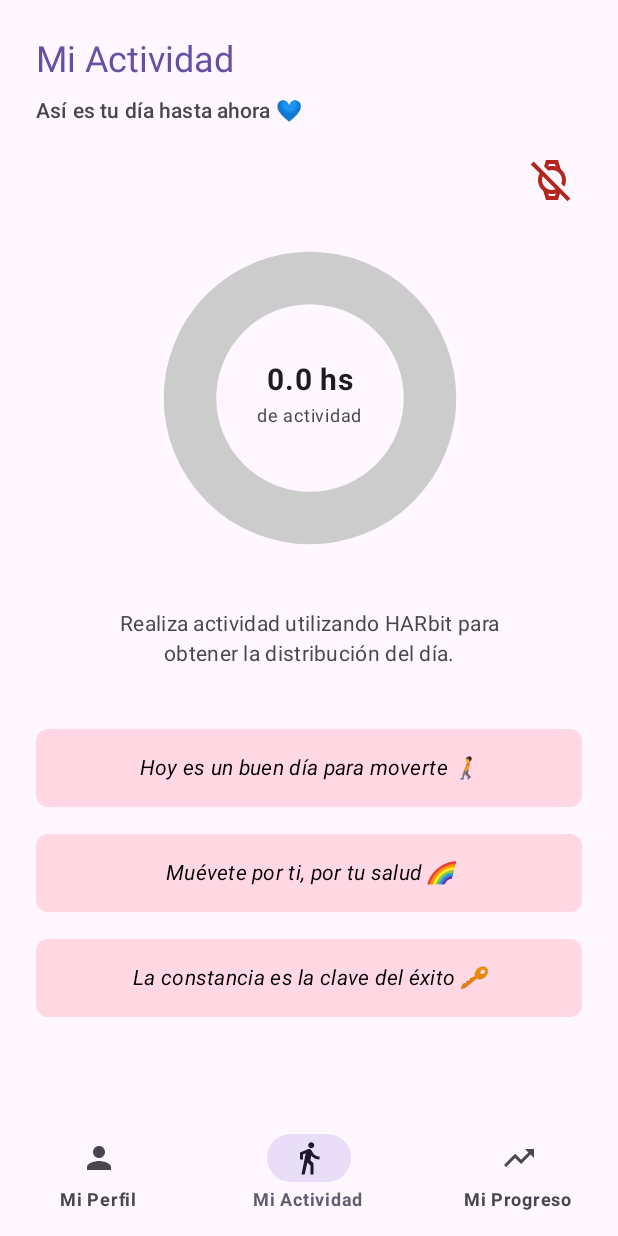
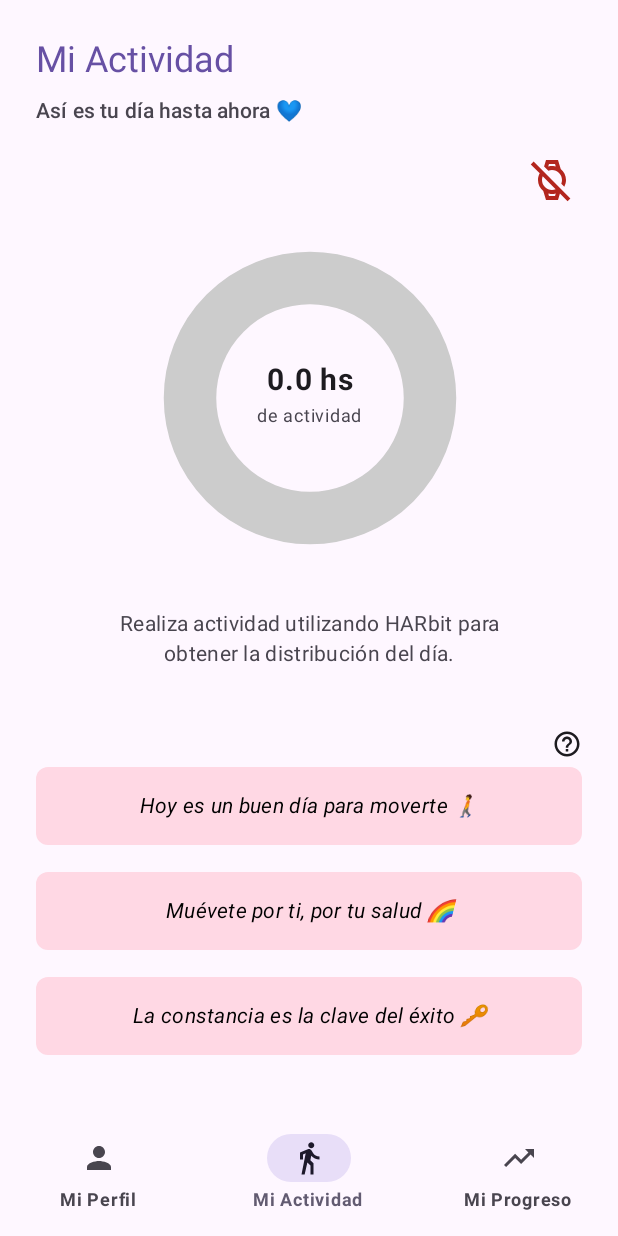
Before and after one commit to HARbit-Org/HARbit, an Android app built with Jetpack Compose: the DashboardScreen screen opened through its navigation route, on a phone screen of 412 x 824 dp. Run offline under Robolectric (Android 15) with nearby library versions, the phone set to English and light mode, and no system bars; our stand-ins replace Dagger/Hilt's generated code, Room's generated code, accompanist; libraries missing offline, so code that uses them is left out: com.jakewharton.retrofit2; 2 statements that could not run were skipped.

Commit message:
informative pop up

```diff
--- a/mobile/src/main/java/com/example/harbit/ui/components/InfoPopup.kt
+++ b/mobile/src/main/java/com/example/harbit/ui/components/InfoPopup.kt
@@ -48,7 +48,7 @@ fun InfoPopup(
             Card(
                 modifier = Modifier
                     .fillMaxWidth()
-                    .padding(16.dp),
+                    .padding(0.dp),
                 shape = RoundedCornerShape(16.dp),
                 colors = CardDefaults.cardColors(
                     containerColor = MaterialTheme.colorScheme.surface
--- a/mobile/src/main/java/com/example/harbit/ui/screens/dashboard/DashboardScreen.kt
+++ b/mobile/src/main/java/com/example/harbit/ui/screens/dashboard/DashboardScreen.kt
@@ -15,6 +15,8 @@ import androidx.compose.material.icons.automirrored.filled.DirectionsWalk
 import androidx.compose.material.icons.filled.ArrowBack
 import androidx.compose.material.icons.filled.DirectionsWalk
 import androidx.compose.material.icons.filled.Favorite
+import androidx.compose.material.icons.filled.Help
+import androidx.compose.material.icons.filled.HelpOutline
 import androidx.compose.material.icons.filled.Person
 import androidx.compose.material3.*
 import androidx.compose.runtime.Composable
@@ -42,6 +44,7 @@ import com.example.harbit.data.local.dao.ActivityDistribution
 import com.example.harbit.domain.Alert
 import com.example.harbit.ui.components.ActivityDistributionCard
 import com.example.harbit.ui.components.AlertCard
+import com.example.harbit.ui.components.InfoPopup
 import java.time.LocalDate
 
 import kotlin.math.cos
@@ -342,6 +345,24 @@ fun DashboardScreen(
 
         Spacer(modifier = Modifier.height(24.dp))
 
+        Row(
+            modifier = Modifier
+                .fillMaxWidth(),
+            horizontalArrangement = Arrangement.End
+        ) {
+            InfoPopup(
+                infoText = """
+                    • Pausas activas: Se recomiendan las pausas de 5 minutos cada media hora en función de un estudio de Harvard Health, el cual demuestra la reducción de glucosa en sangre y la presión arterial sistólica.
+
+                    • Actividad física semanal: La OMS recomienda por lo menos de 150 a 300 minutos por semana (21 a 42 minutos diarios, aproximadamente) de actividad física de intensidad moderada o vigorosa para todos los adultos, con el objetivo de prevenir y ayudar a manejar las cardiopatías, la diabetes de tipo 2 y el cáncer, así como para reducir los síntomas de la depresión y la ansiedad, disminuir el deterioro cognitivo, mejorar la memoria y potenciar la salud cerebral.
+                """.trimIndent(),
+                title = "¿En qué se basan las alertas de HARbit?",
+                icon = Icons.Default.HelpOutline
+            )
+        }
+
+        Spacer(modifier = Modifier.height(5.dp))
+
         alerts.forEach { alert ->
             AlertCard(message = alert.message)
             Spacer(modifier = Modifier.height(18.dp))
```
